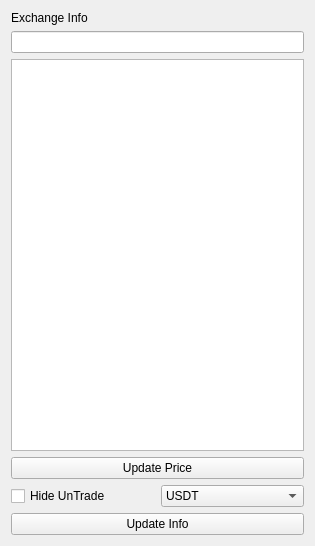
The window that info/exchangeinfo.ui (CMLDMR/BBOverFloaw) describes before a commit, drawn with Qt 5.
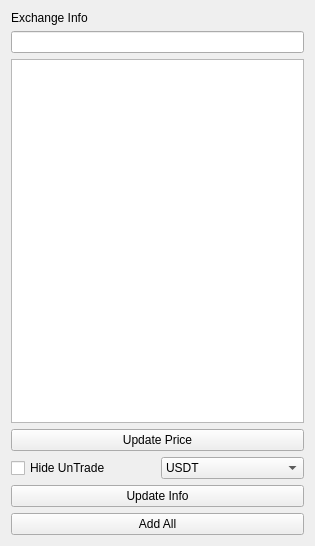
The same window after the commit.

```diff
--- a/info/exchangeinfo.ui
+++ b/info/exchangeinfo.ui
@@ -98,6 +98,13 @@
      </property>
     </widget>
    </item>
+   <item>
+    <widget class="QPushButton" name="pushButton_addALL">
+     <property name="text">
+      <string>Add All</string>
+     </property>
+    </widget>
+   </item>
   </layout>
  </widget>
  <resources/>
```
Left out of the diff: 6 changed lines with no effect on the pictures.
